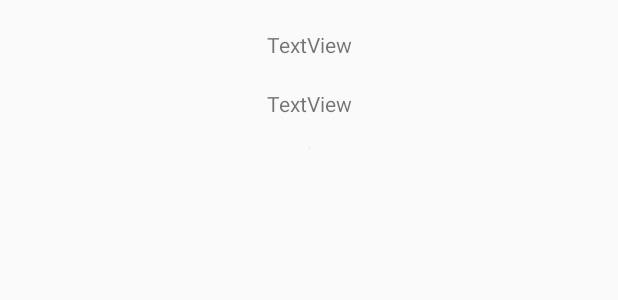
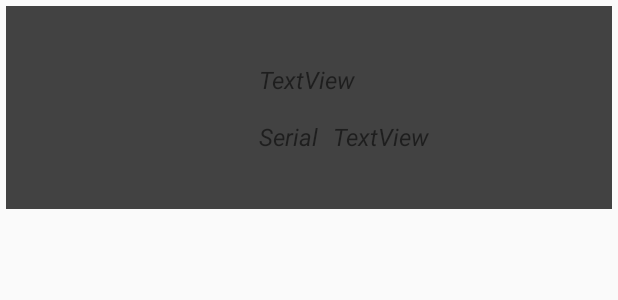
Before and after one commit to AlejandroPerezGarcia/ProyectoFinalCurso, an Android app: the layout list_amiibo.xml on its own in the app's theme, with its tools: preview values and no code run, on a phone screen of 412 x 824 dp. Shown: the top 300 px of the screen. Run offline under Robolectric (Android 15) with nearby library versions, the phone set to English and light mode, and no system bars.

Commit message:
funcionando muestra datos en pantalla

```diff
--- a/app/src/main/java/cl/alejandroperez/amiibo/AmiiboAdapter.kt
+++ b/app/src/main/java/cl/alejandroperez/amiibo/AmiiboAdapter.kt
@@ -1,5 +1,6 @@
 package cl.alejandroperez.amiibo
 
+  import android.util.Log
 import android.view.LayoutInflater
 import android.view.View
 import android.view.ViewGroup
@@ -25,6 +26,7 @@ class AmiiboAdapter(private var amiiboDataset : MutableList<AmiiboX>) :
     override fun onBindViewHolder(holder: PostHolder, position: Int) {
         val post = amiiboDataset[position]
 
+        Log.d("Adapter", "${post.name}")
         holder.tail.text = post.tail
         holder.name.text = post.name
         Picasso.get().load(amiiboDataset.get(position).image).into(holder.image.imageViewImage)
--- a/app/src/main/java/cl/alejandroperez/amiibo/model/db/DataBaseAmiibo.kt
+++ b/app/src/main/java/cl/alejandroperez/amiibo/model/db/DataBaseAmiibo.kt
@@ -5,7 +5,7 @@ import androidx.room.Database
 import androidx.room.Room
 import androidx.room.RoomDatabase
 
-/*
+
 
 @Database(entities = [EntityAmiibo::class], version = 1)
 abstract class DataBaseAmiibo : RoomDatabase(){
@@ -35,4 +35,4 @@ abstract class DataBaseAmiibo : RoomDatabase(){
             }
         }
     }
-}*/
+}
--- a/app/src/main/java/cl/alejandroperez/amiibo/model/db/EntityAmiibo.kt
+++ b/app/src/main/java/cl/alejandroperez/amiibo/model/db/EntityAmiibo.kt
@@ -4,7 +4,7 @@ import androidx.room.Entity
 import androidx.room.PrimaryKey
 
 
-/*@Entity (tableName = "amiibo_table")
+@Entity (tableName = "amiibo_table")
 class EntityAmiibo (
 
     @PrimaryKey val tail : String,
@@ -15,7 +15,7 @@ class EntityAmiibo (
     val name : String,
     val type : String
 
-)*/
+)
 /*
 amiiboSeries	"Super Smash Bros."
 character	"Mario"
--- a/app/src/main/res/layout/list_amiibo.xml
+++ b/app/src/main/res/layout/list_amiibo.xml
@@ -3,37 +3,72 @@
     xmlns:app="http://schemas.android.com/apk/res-auto"
     xmlns:tools="http://schemas.android.com/tools"
     android:layout_width="match_parent"
-    android:layout_height="wrap_content">
+    android:layout_height="wrap_content"
+    android:layout_margin="4dp"
+    android:background="@color/cardview_dark_background"
+    android:padding="8dp">
 
     <TextView
         android:id="@+id/textViewTail"
         android:layout_width="wrap_content"
         android:layout_height="wrap_content"
-        android:layout_marginTop="20dp"
+        android:layout_marginStart="10dp"
+        android:layout_marginEnd="48dp"
         android:text="TextView"
+        android:textStyle="italic"
+        android:textSize="16dp"
+        app:layout_constraintBottom_toBottomOf="@+id/textView"
         app:layout_constraintEnd_toEndOf="parent"
-        app:layout_constraintStart_toStartOf="parent"
-        app:layout_constraintTop_toTopOf="parent" />
+        app:layout_constraintHorizontal_bias="0.0"
+        app:layout_constraintStart_toEndOf="@+id/textView"
+        app:layout_constraintTop_toTopOf="@+id/textView"
+        app:layout_constraintVertical_bias="0.0" />
 
     <TextView
         android:id="@+id/textViewName"
         android:layout_width="wrap_content"
         android:layout_height="wrap_content"
-        android:layout_marginTop="20dp"
+        android:layout_marginStart="30dp"
+        android:layout_marginTop="30dp"
         android:text="TextView"
-        app:layout_constraintEnd_toEndOf="@+id/textViewTail"
-        app:layout_constraintStart_toStartOf="@+id/textViewTail"
-        app:layout_constraintTop_toBottomOf="@+id/textViewTail" />
+        android:textStyle="italic"
+        android:textSize="16dp"
+        app:layout_constraintStart_toStartOf="@+id/guideline"
+        app:layout_constraintTop_toTopOf="parent" />
 
     <ImageView
         android:id="@+id/imageViewImage"
+        android:layout_width="99dp"
+        android:layout_height="99dp"
+        android:layout_marginStart="10dp"
+        android:layout_marginTop="10dp"
+        android:layout_marginEnd="10dp"
+        android:layout_marginBottom="10dp"
+        android:foregroundGravity="center"
+        app:layout_constraintBottom_toBottomOf="parent"
+        app:layout_constraintEnd_toStartOf="@+id/guideline"
+        app:layout_constraintStart_toStartOf="parent"
+        app:layout_constraintTop_toTopOf="parent" />
+
+    <TextView
+        android:id="@+id/textView"
         android:layout_width="wrap_content"
         android:layout_height="wrap_content"
-        android:layout_marginTop="20dp"
-        android:layout_marginBottom="20dp"
+        android:layout_marginStart="30dp"
+        android:layout_marginTop="50dp"
+        android:text="Serial"
+        android:textStyle="italic"
+        android:textSize="16dp"
         app:layout_constraintBottom_toBottomOf="parent"
-        app:layout_constraintEnd_toEndOf="@+id/textViewName"
-        app:layout_constraintStart_toStartOf="@+id/textViewName"
-        app:layout_constraintTop_toBottomOf="@+id/textViewName"
-        tools:srcCompat="@tools:sample/avatars" />
+        app:layout_constraintStart_toStartOf="@+id/guideline"
+        app:layout_constraintTop_toTopOf="parent"
+        app:layout_constraintVertical_bias="0.379" />
+
+    <androidx.constraintlayout.widget.Guideline
+        android:id="@+id/guideline"
+        android:layout_width="wrap_content"
+        android:layout_height="wrap_content"
+        android:orientation="vertical"
+        app:layout_constraintGuide_begin="131dp" />
+
 </androidx.constraintlayout.widget.ConstraintLayout>
```
Also changed, not shown: app/src/main/java/cl/alejandroperez/amiibo/MainActivity.kt (+8 -11 lines), app/src/main/java/cl/alejandroperez/amiibo/model/db/DaoAmiibo.kt (+3 -6 lines), app/src/main/res/layout/activity_main.xml (+12 -8 lines).
